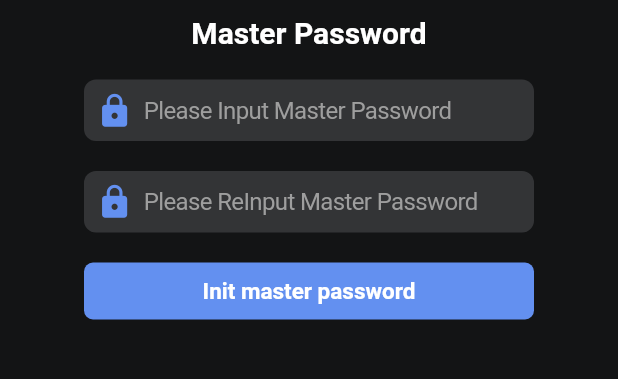
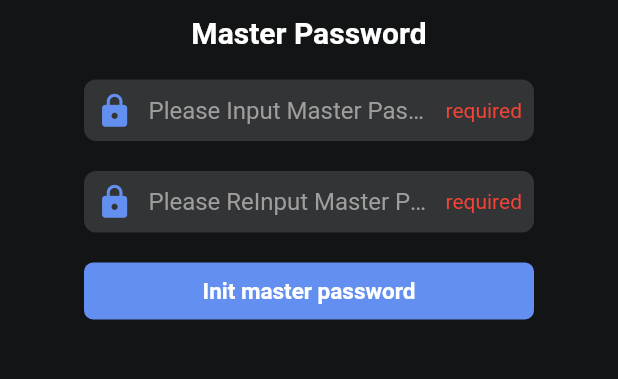
Before and after one commit to zhongxuqi/ipfspass, a Flutter app: the screen it shows after launch, after a tap on "Init master password", on a phone screen of 412 x 824 dp, the part 210-589 px from its top. Run offline on Flutter 3.47's test engine with Material 2 defaults, Android fonts, the phone set to English and light mode, and no system bars; our stand-ins replace fluttertoast, local_auth, shared_preferences, sqflite; accounts and stored records are empty.

Commit message:
init login and auth page

```diff
--- a/app/lib/components/LoginFormItem.dart
+++ b/app/lib/components/LoginFormItem.dart
@@ -9,9 +9,10 @@ class LoginFormItem extends StatelessWidget {
   final ValueChanged<String> onChanged;
   final TextEditingController textEditCtl;
   final bool obscureText;
+  final int maxLines;
 
   LoginFormItem({Key key, @required this.iconData, @required this.hintText, @required this.textEditCtl,
-    @required this.onChanged, @required this.errText, this.obscureText=false}): super(key: key);
+    @required this.onChanged, @required this.errText, this.obscureText=false, this.maxLines = 1}): super(key: key);
 
   Widget build(BuildContext context) {
     return Container(
@@ -32,27 +33,46 @@ class LoginFormItem extends StatelessWidget {
           Expanded(
             flex: 1,
             child: Container(
-              child: CupertinoTextField(
-                obscureText: obscureText,
+              height: 36,
+              child: TextField(
                 controller: textEditCtl,
-                scrollPadding: const EdgeInsets.all(0.0),
-                placeholder: hintText,
-                placeholderStyle: TextStyle(
-                  color: Colors.grey,
-                  fontSize: 16.0,
-                  textBaseline: TextBaseline.alphabetic,
-                ),
-                decoration: BoxDecoration(
-                  color: Colors.transparent,
+                maxLines: maxLines,
+                minLines: maxLines==null?2:1,
+                scrollPadding: EdgeInsets.all(0),
+                decoration: InputDecoration(
+                  contentPadding: EdgeInsets.symmetric(vertical: 0, horizontal: 10),
+                  enabledBorder: OutlineInputBorder(
+                    borderRadius: BorderRadius.circular(0),
+                    gapPadding: 0,
+                    borderSide: BorderSide(
+                        color: Colors.transparent,
+                        width: 0,
+                        style: BorderStyle.none
+                    ),
+                  ),
+                  focusedBorder: OutlineInputBorder(
+                    borderRadius: BorderRadius.circular(0),
+                    gapPadding: 0,
+                    borderSide: BorderSide(
+                        color: Colors.transparent,
+                        width: 0,
+                        style: BorderStyle.none
+                    ),
+                  ),
+                  fillColor: Colors.transparent,
+                  hintText: hintText,
+                  hintStyle: TextStyle(
+                    color: Colors.grey,
+                    fontSize: 16.0,
+                    textBaseline: TextBaseline.alphabetic,
+                  ),
                 ),
                 style: TextStyle(
                   color: Colors.white,
                   fontSize: 16.0,
                   textBaseline: TextBaseline.alphabetic,
                 ),
-                onChanged: (newText) {
-                  this.onChanged(newText);
-                },
+                onChanged: this.onChanged,
               ),
             ),
           ),
--- a/app/lib/login.dart
+++ b/app/lib/login.dart
@@ -1,8 +1,10 @@
 import 'package:app/utils/colors.dart';
 import 'package:app/utils/localization.dart';
+import 'package:app/utils/store.dart';
 import 'package:flutter/material.dart';
 
 import 'components/LoginFormItem.dart';
+import 'main.dart';
 import 'utils/iconfonts.dart';
 
 class LoginPage extends StatefulWidget {
@@ -15,6 +17,33 @@ class LoginPageState extends State<LoginPage> {
   String registerMasterPasswordErr = '';
   final registerReMasterPasswordCtl = TextEditingController();
   String registerReMasterPasswordErr = '';
+
+  void login() async {
+    var hasErr = false;
+    if (registerMasterPasswordCtl.text.isEmpty) {
+      registerMasterPasswordErr = AppLocalizations.of(context).getLanguageText('required');
+      hasErr = true;
+    }
+    if (registerReMasterPasswordCtl.text.isEmpty) {
+      registerReMasterPasswordErr = AppLocalizations.of(context).getLanguageText('required');
+      hasErr = true;
+    }
+    if (registerMasterPasswordCtl.text.isNotEmpty && registerReMasterPasswordCtl.text.isNotEmpty && registerMasterPasswordCtl.text != registerReMasterPasswordCtl.text) {
+      registerReMasterPasswordErr = AppLocalizations.of(context).getLanguageText('repeat_error');
+      hasErr = true;
+    }
+    if (hasErr) {
+      setState(() {});
+      return;
+    }
+    await StoreUtils.setMasterPassword(registerMasterPasswordCtl.text);
+    Navigator.pushReplacement(
+      context,
+      MaterialPageRoute(builder: (context) =>
+        MainPage(),
+      ),
+    );
+  }
 
   Widget build(BuildContext context) {
     return Scaffold(
@@ -108,9 +137,7 @@ class LoginPageState extends State<LoginPage> {
                           ),
                         ),
                       ),
-                      onTap: () {
-
-                      },
+                      onTap: login,
                     ),
                   ),
                 ],
--- a/app/lib/main.dart
+++ b/app/lib/main.dart
@@ -1,10 +1,10 @@
 import 'package:app/utils/localization.dart';
 import 'package:flutter/material.dart';
 import 'db/data.dart';
-import 'dart:async';
 import 'package:flutter_localizations/flutter_localizations.dart';
 
-import 'login.dart';
+import 'utils/colors.dart';
+import 'welcome.dart';
 
 void main() {
   runApp(MyApp());
@@ -30,7 +30,7 @@ class MyApp extends StatelessWidget {
         primarySwatch: Colors.blue,
       ),
       debugShowCheckedModeBanner: false,
-      home: WelcomPage(),
+      home: WelcomePage(),
       localizationsDelegates: [
         const AppLocalizationsDelegate(),
         GlobalMaterialLocalizations.delegate,
@@ -45,77 +45,23 @@ class MyApp extends StatelessWidget {
   }
 }
 
-class WelcomPage extends StatefulWidget {
+class MainPage extends StatefulWidget {
 
   @override
-  _WelcomPageState createState() => _WelcomPageState();
+  _MainPageState createState() => _MainPageState();
 }
 
-class _WelcomPageState extends State<WelcomPage> with SingleTickerProviderStateMixin{
-  AnimationController controller;
-  Animation<double> animation;
-
-  @override
-  void initState() {
-    super.initState();
-    controller = AnimationController(duration: const Duration(seconds: 2, microseconds: 200), vsync: this);
-    Timer(Duration(seconds: 1, milliseconds: 500), () async {
-      Navigator.pushReplacement(
-        context,
-        MaterialPageRoute(builder: (context) =>
-          LoginPage(),
-        ),
-      );
-      return;
-    });
-    animation = Tween(begin: 0.0, end: 1.0).animate(controller)
-      ..addListener(() {
-        if (this == null) return;
-        setState(() {
-          // the state that has changed here is the animation object’s value
-        });
-      });
-    controller.forward();
-  }
+class _MainPageState extends State<MainPage> {
 
   @override
   Widget build(BuildContext context) {
     return Scaffold(
-      body: Container(
-        decoration: BoxDecoration(
-          image: DecorationImage(
-            image: AssetImage("images/background.png"),
-            fit: BoxFit.cover,
-          ),
-        ),
-        child: Center(
-          child: Opacity(
-            opacity: animation.value,
-            child: Column(
-              mainAxisAlignment: MainAxisAlignment.center,
-              children: <Widget>[
-                Container(
-                  margin: EdgeInsets.only(bottom: 10.0),
-                  child: Center(
-                    child: Image.asset(
-                      'images/logo_front.png',
-                      height: 180.0,
-                      width: 180.0,
-                    ),
-                  ),
-                ),
-                Container(
-                  child: Text(
-                    'IPFS Pass',
-                    style: TextStyle(
-                      color: Colors.white,
-                      fontSize: 25.0,
-                      fontWeight: FontWeight.bold,
-                    ),
-                  ),
-                ),
-              ],
-            ),
+      backgroundColor: ColorUtils.themeDarkColor,
+      body: Padding(
+        padding: new EdgeInsets.only(top: MediaQuery.of(context).padding.top),
+        child: Text("Main Page",
+          style: TextStyle(
+            color: ColorUtils.white,
           ),
         ),
       ),
--- a/app/lib/utils/encrypt.dart
+++ b/app/lib/utils/encrypt.dart
@@ -9,10 +9,9 @@ sha256(String data) async {
   return result.toString();
 }
 
-encryptData(String account, String masterPassword, String rawData) async {
+encryptData(String masterPassword, String rawData) async {
   try {
     var result = await platform.invokeMethod('encryptData', {
-      'account': account,
       'masterPassword': masterPassword,
       'rawData': rawData,
     });
@@ -22,10 +21,9 @@ encryptData(String account, String masterPassword, String rawData) async {
   }
 }
 
-decryptData(String account, String masterPassword, String encryptedData) async {
+decryptData(String masterPassword, String encryptedData) async {
   try {
     var result = await platform.invokeMethod('decryptData', {
-      'account': account,
       'masterPassword': masterPassword,
       'encryptedData': encryptedData,
     });
--- a/app/lib/utils/iconfonts.dart
+++ b/app/lib/utils/iconfonts.dart
@@ -4,4 +4,7 @@ class IconFonts {
   IconFonts._();
 
   static const IconData lock = IconData(0xec26, fontFamily: 'iconfont');
+  static const IconData arrowLeft = IconData(0xe62c, fontFamily: 'iconfont');
+  static const IconData arrowRight = IconData(0xef27, fontFamily: 'iconfont');
+  static const IconData fingerprint = IconData(0xe7db, fontFamily: 'iconfont');
 }
--- a/app/lib/utils/localization.dart
+++ b/app/lib/utils/localization.dart
@@ -28,6 +28,38 @@ class AppLocalizations {
       "en": "Please ReInput Master Password",
       "zh": "请重复输入主密码",
     },
+    "clear_data_alert": {
+      "en": "Are you sure to clear local data?",
+      "zh": "是否确定清除本地数据？",
+    },
+    "cancel": {
+      "en": "Cancel",
+      "zh": "取消"
+    },
+    "confirm": {
+      "en": "Confirm",
+      "zh": "确定"
+    },
+    "wrong_masterpassword": {
+      "en": "Wrong Master Password",
+      "zh": "主密码错误",
+    },
+    "required": {
+      "en": "required",
+      "zh": "必填",
+    },
+    "repeat_error": {
+      "en": "repeat error",
+      "zh": "不一致",
+    },
+    "input_masterpassword_hint": {
+      "en": "Please Input Master Password",
+      "zh": "请输入主密码",
+    },
+    "fingerprint_hint": {
+      "en": "Scan your fingerprint to authenticate",
+      "zh": "请通过指纹认证",
+    },
   };
 
   String getLanguageText(String textID) {
--- /dev/null
+++ b/app/lib/utils/store.dart
@@ -0,0 +1,22 @@
+import 'package:shared_preferences/shared_preferences.dart';
+import './encrypt.dart' as encrypt;
+
+class StoreUtils {
+  static const String EasyPass = "easypass";
+  static const String MasterPasswordKey = "master_password";
+
+  static setMasterPassword(String masterPassword) async {
+    var sharedPreference = await SharedPreferences.getInstance();
+    var encryptedMasterPassword = await encrypt.encryptData(EasyPass, masterPassword);
+    sharedPreference.setString(MasterPasswordKey, encryptedMasterPassword);
+  }
+
+  static Future<String> getMasterPassword() async {
+    var sharedPreference = await SharedPreferences.getInstance();
+    var encryptedMasterPassword = sharedPreference.getString(MasterPasswordKey);
+    if (encryptedMasterPassword == null) {
+      return "";
+    }
+    return await encrypt.decryptData(EasyPass, encryptedMasterPassword);
+  }
+}
--- /dev/null
+++ b/app/lib/welcome.dart
@@ -0,0 +1,96 @@
+import 'dart:async';
+
+import 'package:app/auth.dart';
+import 'package:app/utils/store.dart';
+import 'package:flutter/material.dart';
+
+import 'login.dart';
+
+
+class WelcomePage extends StatefulWidget {
+
+  @override
+  _WelcomePageState createState() => _WelcomePageState();
+}
+
+class _WelcomePageState extends State<WelcomePage> with SingleTickerProviderStateMixin{
+  AnimationController controller;
+  Animation<double> animation;
+
+  @override
+  void initState() {
+    super.initState();
+    controller = AnimationController(duration: const Duration(seconds: 2, microseconds: 200), vsync: this);
+    Timer(Duration(seconds: 1, milliseconds: 500), () async {
+      final masterPassword = await StoreUtils.getMasterPassword();
+      if (masterPassword.isEmpty) {
+        Navigator.pushReplacement(
+          context,
+          MaterialPageRoute(builder: (context) =>
+            LoginPage(),
+          ),
+        );
+      } else {
+        Navigator.pushReplacement(
+          context,
+          MaterialPageRoute(builder: (context) =>
+            AuthPage(),
+          ),
+        );
+      }
+      return;
+    });
+    animation = Tween(begin: 0.0, end: 1.0).animate(controller)
+      ..addListener(() {
+        if (this == null) return;
+        setState(() {
+          // the state that has changed here is the animation object’s value
+        });
+      });
+    controller.forward();
+  }
+
+  @override
+  Widget build(BuildContext context) {
+    return Scaffold(
+      body: Container(
+        decoration: BoxDecoration(
+          image: DecorationImage(
+            image: AssetImage("images/background.png"),
+            fit: BoxFit.cover,
+          ),
+        ),
+        child: Center(
+          child: Opacity(
+            opacity: animation.value,
+            child: Column(
+              mainAxisAlignment: MainAxisAlignment.center,
+              children: <Widget>[
+                Container(
+                  margin: EdgeInsets.only(bottom: 10.0),
+                  child: Center(
+                    child: Image.asset(
+                      'images/logo_front.png',
+                      height: 180.0,
+                      width: 180.0,
+                    ),
+                  ),
+                ),
+                Container(
+                  child: Text(
+                    'IPFS Pass',
+                    style: TextStyle(
+                      color: Colors.white,
+                      fontSize: 25.0,
+                      fontWeight: FontWeight.bold,
+                    ),
+                  ),
+                ),
+              ],
+            ),
+          ),
+        ),
+      ),
+    );
+  }
+}
--- a/app/pubspec.yaml
+++ b/app/pubspec.yaml
@@ -29,6 +29,9 @@ dependencies:
   # Use with the CupertinoIcons class for iOS style icons.
   cupertino_icons: ^1.0.2
   sqflite: ^2.0.0+3
+  shared_preferences: ^2.0.6
+  local_auth: ^1.1.6
+  fluttertoast: ^8.0.7
 
 dev_dependencies:
   flutter_test:
```
Also changed, not shown: app/lib/auth.dart (added, +222 -0 lines), app/lib/components/AlertDialog.dart (added, +38 -0 lines), app/lib/components/Toast.dart (added, +22 -0 lines), app/fonts/iconfont.ttf, app/pubspec.lock, 2 other files.
